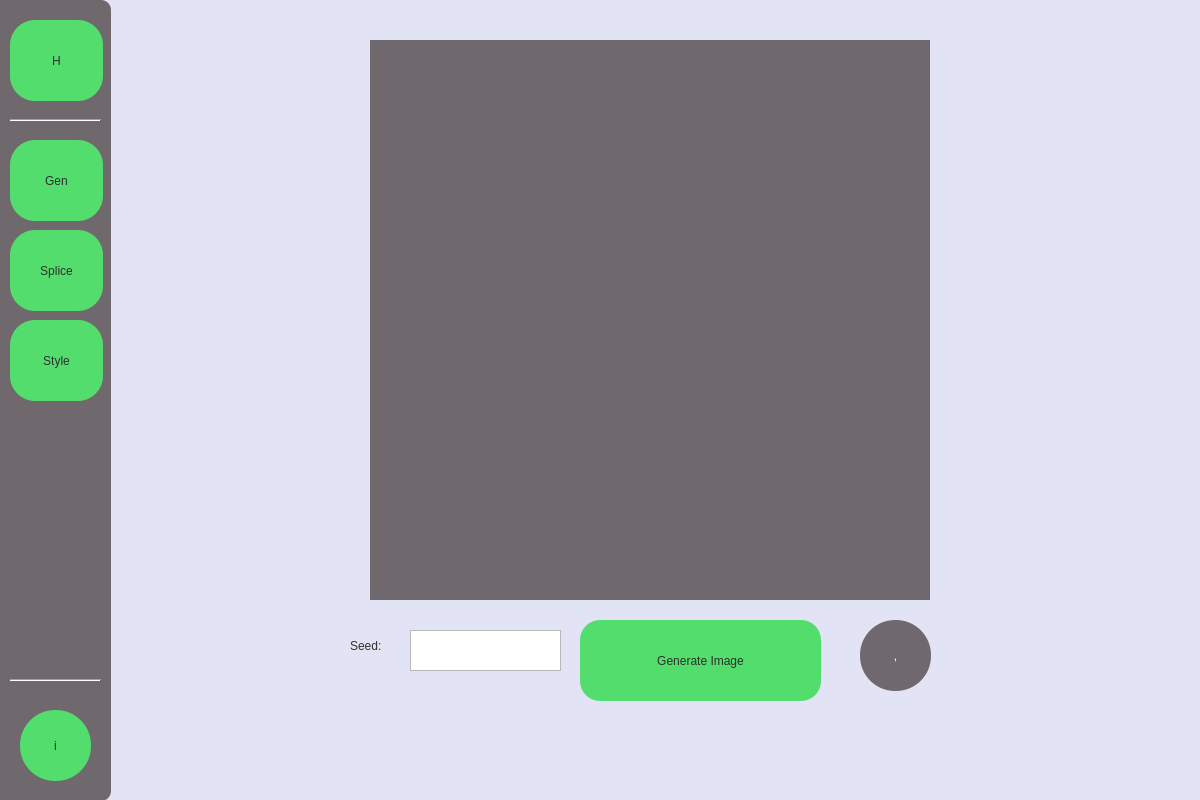
This is uiref/gen.ui in greseam/Senior-Project-Ai-Artist as Qt 5 draws it before an edit. The edited form follows.
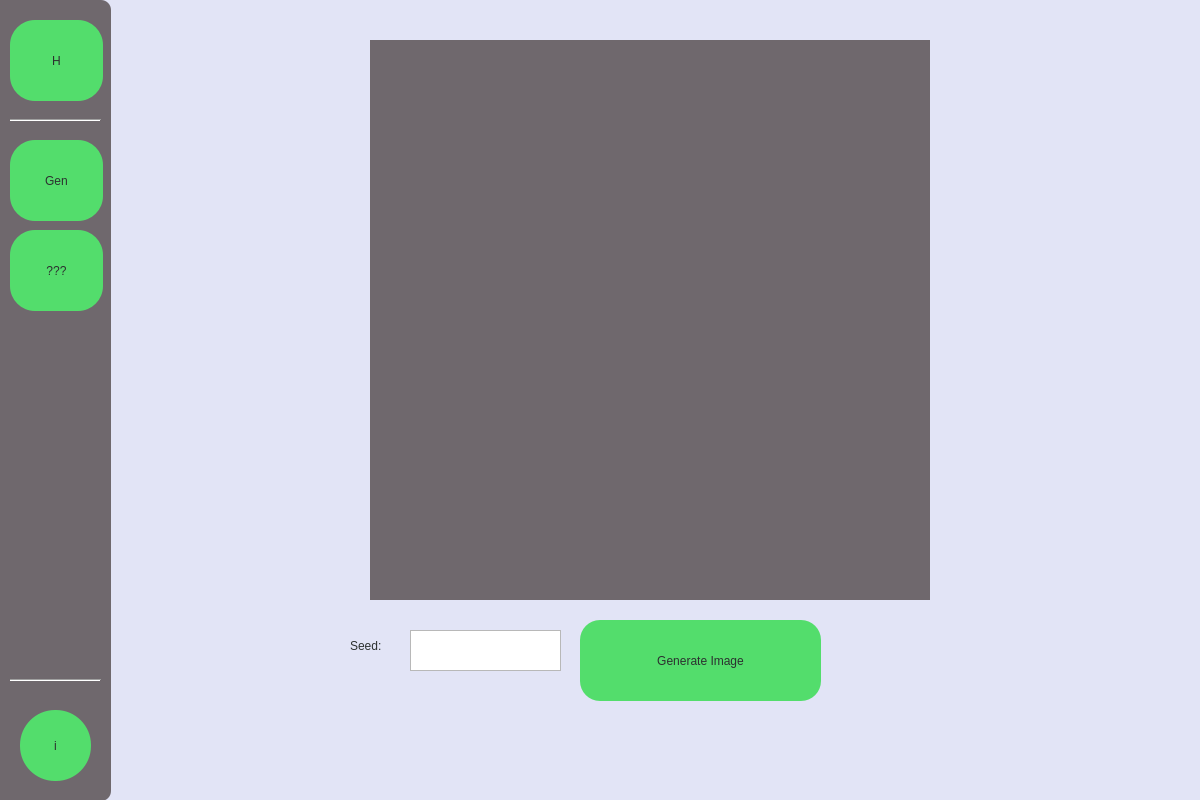
This is the edited form.

Commit message: added loading bar/ gen debuging

What changed in the file:
```diff
--- a/uiref/gen.ui
+++ b/uiref/gen.ui
@@ -119,46 +119,6 @@
       <enum>Qt::Horizontal</enum>
      </property>
     </widget>
-    <widget class="QPushButton" name="pushButton_8">
-     <property name="geometry">
-      <rect>
-       <x>30</x>
-       <y>230</y>
-       <width>93</width>
-       <height>81</height>
-      </rect>
-     </property>
-     <property name="styleSheet">
-      <string notr="true">color: rgb(44, 48, 47);
-background-color: rgb(83, 221, 108);
-font: 14pt &quot;MS Shell Dlg 2&quot;;
-border-radius: 25px;
-</string>
-     </property>
-     <property name="text">
-      <string>Splice</string>
-     </property>
-    </widget>
-    <widget class="QPushButton" name="pushButton_9">
-     <property name="geometry">
-      <rect>
-       <x>30</x>
-       <y>320</y>
-       <width>93</width>
-       <height>81</height>
-      </rect>
-     </property>
-     <property name="styleSheet">
-      <string notr="true">color: rgb(44, 48, 47);
-background-color: rgb(83, 221, 108);
-font: 14pt &quot;MS Shell Dlg 2&quot;;
-border-radius: 25px;
-</string>
-     </property>
-     <property name="text">
-      <string>Style</string>
-     </property>
-    </widget>
     <widget class="Line" name="line_2">
      <property name="geometry">
       <rect>
@@ -172,6 +132,26 @@
       <enum>Qt::Horizontal</enum>
      </property>
     </widget>
+    <widget class="QPushButton" name="pushButton_7">
+     <property name="geometry">
+      <rect>
+       <x>30</x>
+       <y>230</y>
+       <width>93</width>
+       <height>81</height>
+      </rect>
+     </property>
+     <property name="styleSheet">
+      <string notr="true">color: rgb(44, 48, 47);
+background-color: rgb(83, 221, 108);
+font: 14pt &quot;MS Shell Dlg 2&quot;;
+border-radius: 25px;
+</string>
+     </property>
+     <property name="text">
+      <string>???</string>
+     </property>
+    </widget>
    </widget>
    <widget class="QPushButton" name="pushButton">
     <property name="geometry">
@@ -238,26 +218,6 @@
      <string>Seed:</string>
     </property>
    </widget>
-   <widget class="QPushButton" name="pushButton_7">
-    <property name="geometry">
-     <rect>
-      <x>860</x>
-      <y>620</y>
-      <width>71</width>
-      <height>71</height>
-     </rect>
-    </property>
-    <property name="styleSheet">
-     <string notr="true">color:rgb(255, 255, 255);
-background-color: rgb(111, 104, 109);
-font: 30pt &quot;Wingdings 3&quot;;
-border-radius: 35px;
-</string>
-    </property>
-    <property name="text">
-     <string>,</string>
-    </property>
-   </widget>
    <widget class="QTextEdit" name="seed">
     <property name="geometry">
      <rect>
```
Left out of the diff: 16 changed lines with no effect on the pictures. The commit also changes 2 other files.
